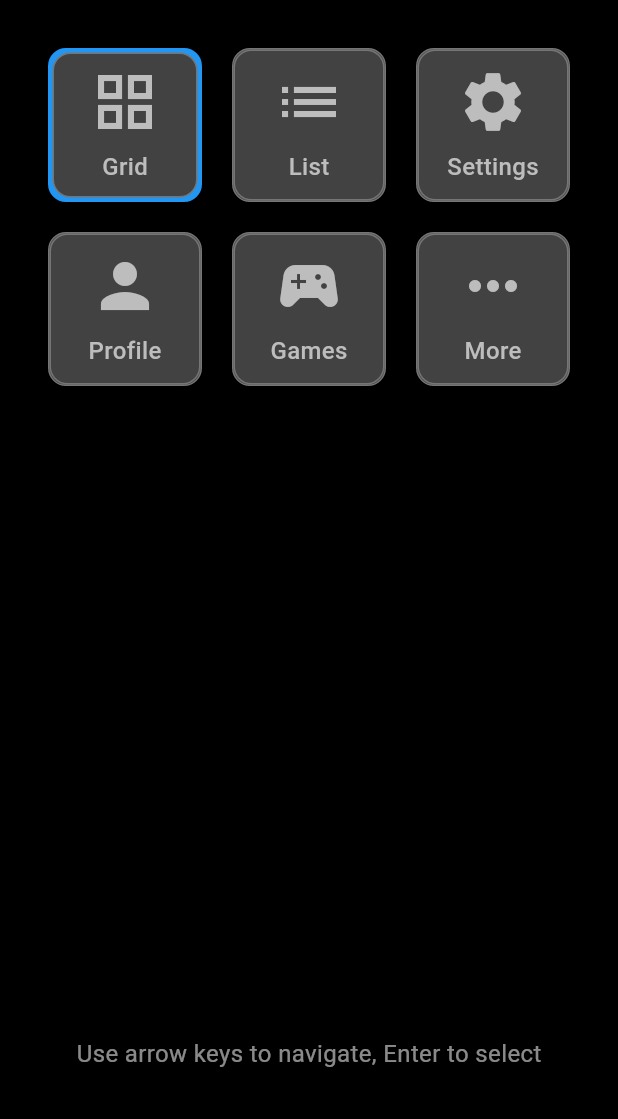
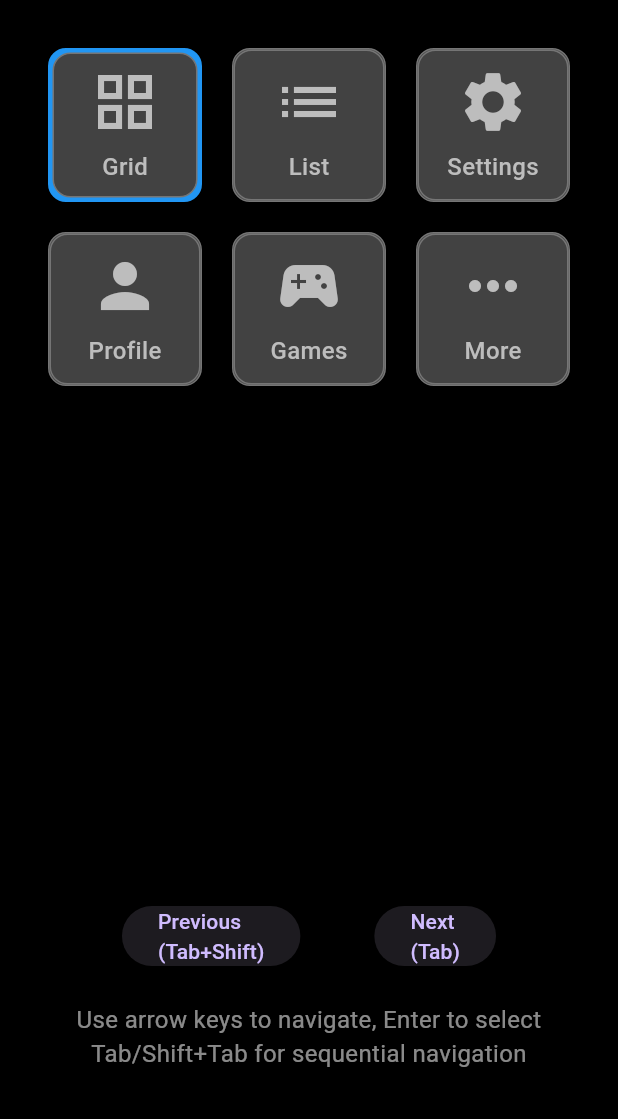
Before and after one commit to fluttercandies/dpad, a Flutter app: the screen it shows after launch, on a phone screen of 412 x 824 dp, the part 117-1236 px from its top. Run offline on Flutter 3.47's test engine with Material 3 defaults, Android fonts, the phone set to English and light mode, and no system bars.

Commit message:
Add sequential navigation support (v1.1.0)
- Add navigateNext() and navigatePrevious() methods for sequential focus traversal
- Implement default keyboard shortcuts for Tab/Shift+Tab, Media Track controls, and Channel buttons
- Update documentation to reflect new sequential navigation capabilities
- Add example UI buttons demonstrating previous/next navigation
- Update changelog and version number to 1.1.0

```diff
--- a/example/lib/main.dart
+++ b/example/lib/main.dart
@@ -6,6 +6,11 @@ void main() {
   runApp(
     DpadNavigator(
       enabled: true,
+      customShortcuts: {
+        // Add custom shortcuts for sequential navigation demo
+        LogicalKeyboardKey.keyN: () => debugPrint('Next button pressed'),
+        LogicalKeyboardKey.keyP: () => debugPrint('Previous button pressed'),
+      },
       child: MaterialApp(
         theme: ThemeData.dark(),
         debugShowCheckedModeBanner: false,
@@ -52,8 +57,27 @@ class SimpleDpad extends StatelessWidget {
               ),
             ),
             const SizedBox(height: 20),
+            Row(
+              mainAxisAlignment: MainAxisAlignment.spaceEvenly,
+              children: [
+                ElevatedButton(
+                  onPressed: () {
+                    Dpad.navigatePrevious(context);
+                  },
+                  child: const Text('Previous\n(Tab+Shift)'),
+                ),
+                ElevatedButton(
+                  onPressed: () {
+                    Dpad.navigateNext(context);
+                  },
+                  child: const Text('Next\n(Tab)'),
+                ),
+              ],
+            ),
+            const SizedBox(height: 20),
             const Text(
-              'Use arrow keys to navigate, Enter to select',
+              'Use arrow keys to navigate, Enter to select\nTab/Shift+Tab for sequential navigation',
+              textAlign: TextAlign.center,
               style: TextStyle(
                 color: Colors.white54,
                 fontSize: 16,
--- a/lib/dpad.dart
+++ b/lib/dpad.dart
@@ -155,6 +155,10 @@
 /// Dpad.navigateLeft(context);
 /// Dpad.navigateRight(context);
 ///
+/// // Sequential navigation (v1.1.0+)
+/// Dpad.navigateNext(context);      // Tab / Media Track Next
+/// Dpad.navigatePrevious(context);   // Shift+Tab / Media Track Previous
+///
 /// // Focus management
 /// final currentFocus = Dpad.currentFocus;
 /// Dpad.requestFocus(myFocusNode);
--- a/lib/src/widgets/navigator.dart
+++ b/lib/src/widgets/navigator.dart
@@ -151,12 +151,15 @@ class DpadNavigator extends StatelessWidget {
   ///
   /// **Default Shortcuts:**
   /// - Arrow keys: Navigate focus in respective directions
+  /// - Tab/Shift+Tab: Navigate to next/previous in focus order
+  /// - Media Track Next/Previous: Sequential navigation
+  /// - Channel Up/Down: TV remote sequential navigation
   /// - Enter/Select/Space: Trigger selection action
   ///
   /// Returns a map of [ShortcutActivator] to [VoidCallback] pairs.
   Map<ShortcutActivator, VoidCallback> _buildBindings() {
     final bindings = <ShortcutActivator, VoidCallback>{
-      // Navigation controls
+      // Directional navigation controls
       const SingleActivator(LogicalKeyboardKey.arrowUp): () =>
           _navigate(TraversalDirection.up),
       const SingleActivator(LogicalKeyboardKey.arrowDown): () =>
@@ -165,6 +168,14 @@ class DpadNavigator extends StatelessWidget {
           _navigate(TraversalDirection.left),
       const SingleActivator(LogicalKeyboardKey.arrowRight): () =>
           _navigate(TraversalDirection.right),
+
+      // Sequential navigation controls
+      const SingleActivator(LogicalKeyboardKey.tab): () => _navigateNext(),
+      const SingleActivator(LogicalKeyboardKey.tab, shift: true): () => _navigatePrevious(),
+      const SingleActivator(LogicalKeyboardKey.mediaTrackNext): () => _navigateNext(),
+      const SingleActivator(LogicalKeyboardKey.mediaTrackPrevious): () => _navigatePrevious(),
+      const SingleActivator(LogicalKeyboardKey.channelUp): () => _navigateNext(),
+      const SingleActivator(LogicalKeyboardKey.channelDown): () => _navigatePrevious(),
 
       // Selection controls
       const SingleActivator(LogicalKeyboardKey.enter): () => _selectCurrent(),
@@ -212,4 +223,28 @@ class DpadNavigator extends StatelessWidget {
     // Consume the keyboard token to trigger the selection action
     currentFocus?.consumeKeyboardToken();
   }
+
+  /// Navigates to the next widget in the focus traversal order.
+  ///
+  /// This method follows the logical focus order rather than spatial positioning,
+  /// making it ideal for sequential navigation like media controls, lists,
+  /// or form fields. Uses Flutter's native nextFocus() method.
+  void _navigateNext() {
+    final currentContext = FocusManager.instance.primaryFocus?.context;
+    if (currentContext != null) {
+      FocusScope.of(currentContext).nextFocus();
+    }
+  }
+
+  /// Navigates to the previous widget in the focus traversal order.
+  ///
+  /// This method follows the logical focus order in reverse, making it ideal
+  /// for sequential navigation like media controls, lists, or form fields.
+  /// Uses Flutter's native previousFocus() method.
+  void _navigatePrevious() {
+    final currentContext = FocusManager.instance.primaryFocus?.context;
+    if (currentContext != null) {
+      FocusScope.of(currentContext).previousFocus();
+    }
+  }
 }
--- a/pubspec.yaml
+++ b/pubspec.yaml
@@ -1,6 +1,6 @@
 name: dpad
 description: Flutter TV D-pad navigation system - as simple as native Android development
-version: 1.0.0
+version: 1.1.0
 homepage: https://github.com/fluttercandies/dpad
 repository: https://github.com/fluttercandies/dpad
 issue_tracker: https://github.com/fluttercandies/dpad/issues
```
Also changed, not shown: lib/src/utils/utils.dart (+46 -0 lines), 3 other files.
